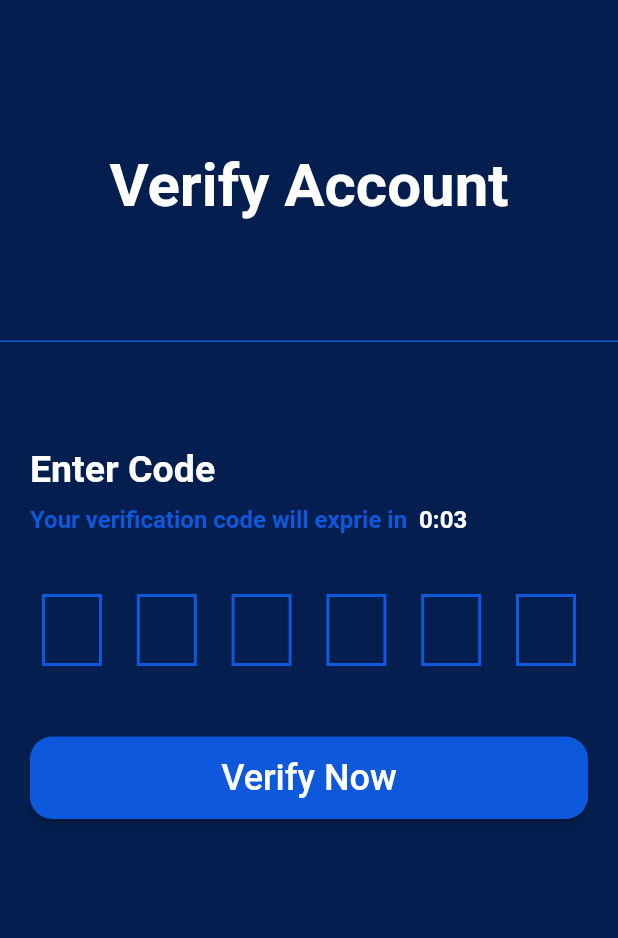
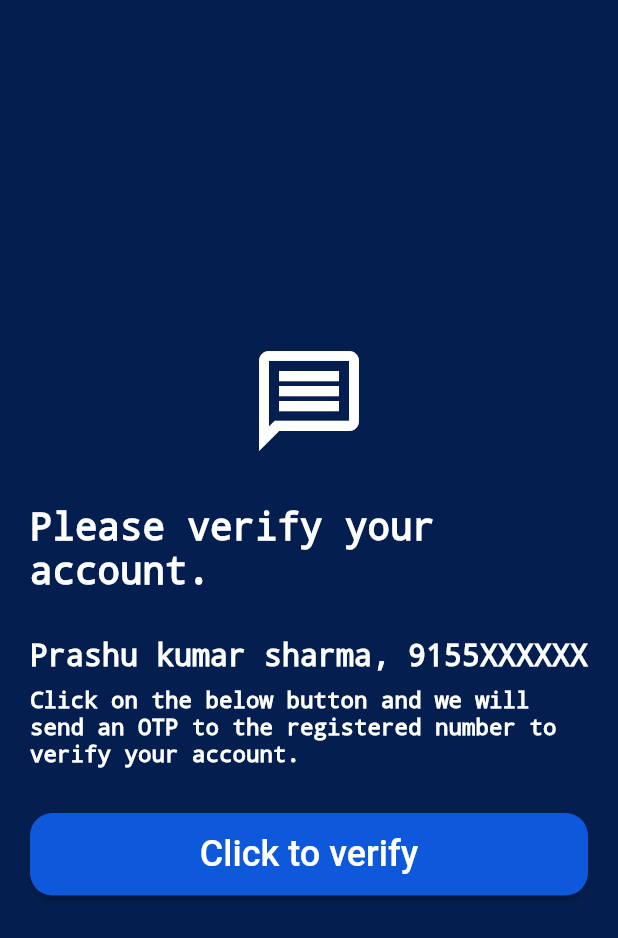
Before and after one commit to justdeepaktiwari/mailapp01, a Flutter app: the screen it shows after launch, on a phone screen of 412 x 824 dp. Shown: the top 938 px of the screen. Run offline on Flutter 3.47's test engine with Material 2 defaults, Android fonts, the phone set to English and light mode, and no system bars; our stand-ins replace connectivity_plus, email_validator, firebase_core, firebase_messaging, flutter_local_notifications, internet_connection_checker and 2 more; accounts and stored records are empty.

Commit message:
adding verify page

```diff
--- a/lib/main.dart
+++ b/lib/main.dart
@@ -2,6 +2,7 @@ import 'package:firebase_core/firebase_core.dart';
 import 'package:firebase_messaging/firebase_messaging.dart';
 import 'package:flutter/material.dart';
 import 'package:mailapp01/screens/auth/verify_screen.dart';
+import 'package:mailapp01/screens/click_to_verify.dart';
 import 'package:mailapp01/screens/splash_screen.dart';
 import 'package:mailapp01/services/notifications/local_notification_service.dart';
 import 'package:mailapp01/services/settings/settings_services.dart';
@@ -58,7 +59,7 @@ class _MyAppState extends State<MyApp> {
           primarySwatch: AppConstants.appColorMaterial,
         ),
         debugShowCheckedModeBanner: false,
-        home: const VerifyUserScreen(),
+        home: const VerifyPage(),
       ),
     );
   }
--- /dev/null
+++ b/lib/screens/click_to_verify.dart
@@ -0,0 +1,65 @@
+import 'package:flutter/material.dart';
+import 'package:mailapp01/widgets/button.dart';
+
+import '../utils/constants.dart';
+
+class VerifyPage extends StatelessWidget {
+  const VerifyPage({super.key});
+
+  @override
+  Widget build(BuildContext context) {
+    return Container(
+      color: AppConstants.primaryColor,
+      padding: const EdgeInsets.all(20.0),
+      child: Column(
+        crossAxisAlignment: CrossAxisAlignment.center,
+        mainAxisAlignment: MainAxisAlignment.center,
+        children: [
+          const Icon(
+            Icons.message_outlined,
+            color: Colors.white,
+            size: 80.0,
+          ),
+          const SizedBox(
+            height: 30.0,
+          ),
+          const Text(
+            "Please verify your account.",
+            style: TextStyle(
+                fontSize: 25,
+                color: Colors.white,
+                decoration: TextDecoration.none),
+          ),
+          const SizedBox(
+            height: 30.0,
+          ),
+          const Row(
+            children: [
+              Text(
+                "Prashu kumar sharma, 9155XXXXXX",
+                style: TextStyle(
+                    fontSize: 20,
+                    color: Colors.white,
+                    decoration: TextDecoration.none),
+              ),
+            ],
+          ),
+          const SizedBox(
+            height: 10.0,
+          ),
+          const Text(
+            "Click on the below button and we will send an OTP to the registered number to verify your account.",
+            style: TextStyle(
+                fontSize: 15,
+                color: Colors.white,
+                decoration: TextDecoration.none),
+          ),
+          const SizedBox(
+            height: 30.0,
+          ),
+          ButtonWidget(onPressed: () {}, buttonName: "Click to verify"),
+        ],
+      ),
+    );
+  }
+}
```
